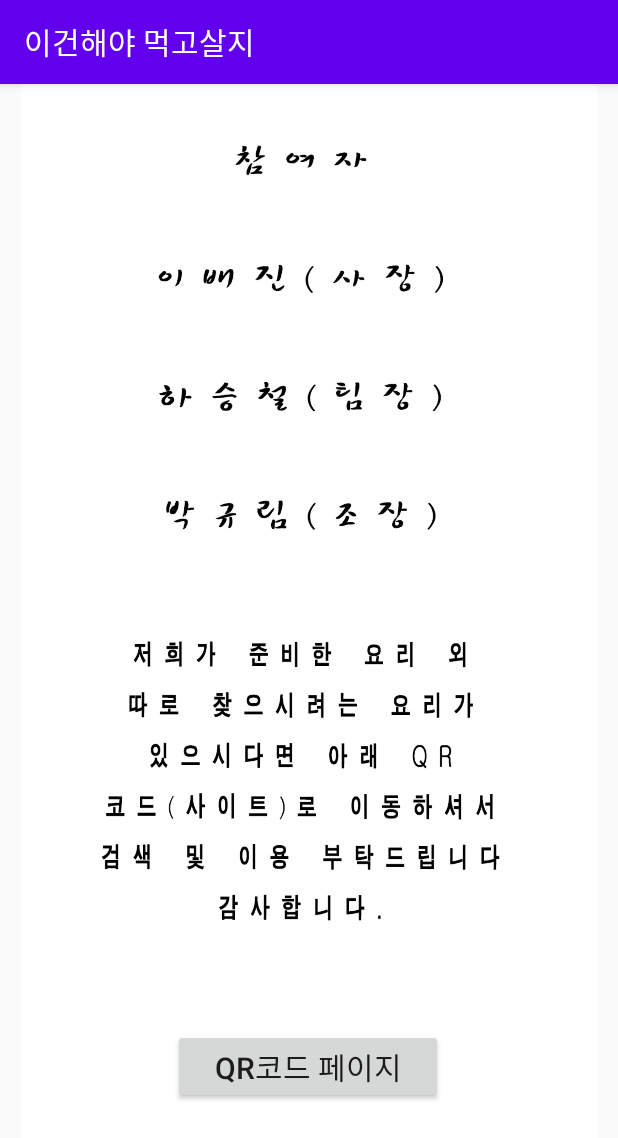
After one commit to HAseungcheol/review, an Android app: the LastActivity screen opened directly, with no data from a screen before it, on a phone screen of 412 x 824 dp. The commit adds this screen. Shown: the top 1138 px of the screen. Run offline under Robolectric (Android 15) with nearby library versions, the phone set to English and light mode, and no system bars.

Commit message:
0504 오후 6:26분

```diff
--- a/menu/build.gradle
+++ b/menu/build.gradle
@@ -33,4 +33,5 @@ dependencies {
     androidTestImplementation 'androidx.test.espresso:espresso-core:3.2.0'
     implementation 'com.android.support:support-v4:29.0.0'
     implementation 'me.relex:circleindicator:1.2.2'
+    implementation 'com.journeyapps:zxing-android-embedded:3.6.0'
 }
--- /dev/null
+++ b/menu/src/main/java/com/example/project/LastActivity.java
@@ -0,0 +1,27 @@
+package com.example.project;
+
+import androidx.appcompat.app.AppCompatActivity;
+
+import android.content.Intent;
+import android.os.Bundle;
+import android.view.View;
+import android.widget.Button;
+
+public class LastActivity extends AppCompatActivity {
+
+    @Override
+    protected void onCreate(Bundle savedInstanceState) {
+        super.onCreate(savedInstanceState);
+        setContentView(R.layout.activity_last);
+
+        Button button = findViewById(R.id.qrCodePage);
+        button.setOnClickListener(new View.OnClickListener() {
+            @Override
+            public void onClick(View v) {
+                Intent intent = new Intent(getApplicationContext(), QRActivity.class);
+                startActivity(intent);
+                finish();
+            }
+        });
+    }
+}
--- /dev/null
+++ b/menu/src/main/res/layout/activity_last.xml
@@ -0,0 +1,28 @@
+<?xml version="1.0" encoding="utf-8"?>
+<androidx.constraintlayout.widget.ConstraintLayout xmlns:android="http://schemas.android.com/apk/res/android"
+    xmlns:app="http://schemas.android.com/apk/res-auto"
+    xmlns:tools="http://schemas.android.com/tools"
+    android:layout_width="match_parent"
+    android:layout_height="match_parent"
+    tools:context=".LastActivity">
+
+    <ImageView
+        android:id="@+id/imageView3"
+        android:layout_width="wrap_content"
+        android:layout_height="wrap_content"
+        app:layout_constraintStart_toStartOf="parent"
+        app:layout_constraintTop_toTopOf="parent"
+        app:srcCompat="@drawable/abc" />
+
+    <Button
+        android:id="@+id/qrCodePage"
+        android:layout_width="180dp"
+        android:layout_height="wrap_content"
+        android:layout_marginBottom="88dp"
+        android:text="QR코드 페이지"
+        android:textSize="20sp"
+        app:layout_constraintBottom_toBottomOf="parent"
+        app:layout_constraintEnd_toEndOf="parent"
+        app:layout_constraintHorizontal_bias="0.497"
+        app:layout_constraintStart_toStartOf="parent" />
+</androidx.constraintlayout.widget.ConstraintLayout>
```
Also changed, not shown: menu/src/main/AndroidManifest.xml (+10 -7 lines), menu/src/main/java/com/example/project/CreateQR.java (added, +33 -0 lines), menu/src/main/java/com/example/project/MainActivity.java (+8 -0 lines), menu/src/main/java/com/example/project/QRActivity.java (added, +28 -0 lines), menu/src/main/res/layout/activity_create_qr.xml (added, +15 -0 lines), menu/src/main/res/layout/activity_main.xml (+10 -1 lines), menu/src/main/res/layout/activity_qr.xml (added, +23 -0 lines), menu/src/main/res/drawable-v24/abc.jpg (added).
